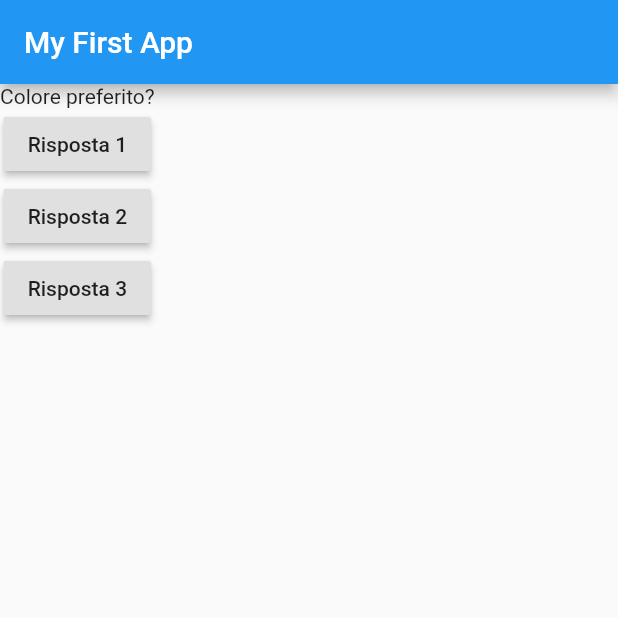
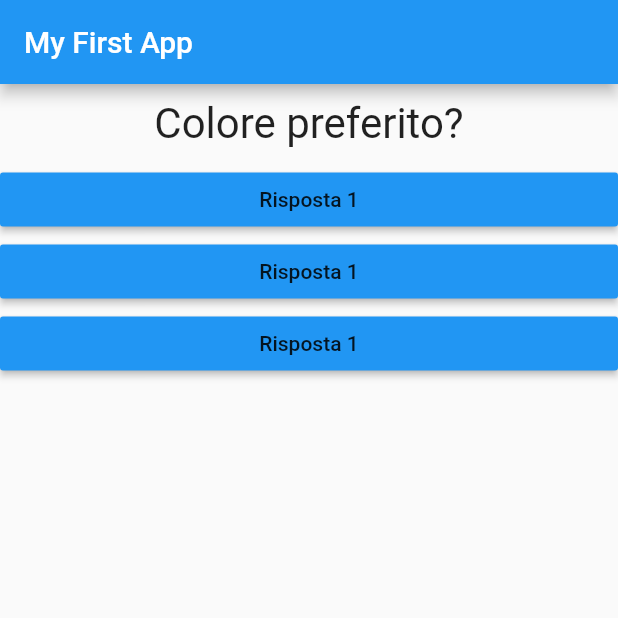
Before and after one commit to antoniocasto/zero_app, a Flutter app: the screen it shows after launch, on a phone screen of 412 x 824 dp, the top half of it. Run offline on Flutter 3.47's test engine with Material 2 defaults, Android fonts, the phone set to English and light mode, and no system bars.

```diff
--- /dev/null
+++ b/lib/answer.dart
@@ -0,0 +1,20 @@
+import 'package:flutter/material.dart';
+
+class Answer extends StatelessWidget {
+
+  final Function selectHandler;
+
+  Answer(this.selectHandler);
+
+  @override
+  Widget build(BuildContext context) {
+    return Container(
+      width: double.infinity,
+      child: RaisedButton(
+        color: Colors.blue,
+        onPressed: selectHandler,
+        child: Text('Risposta 1'),
+      ),
+    );
+  }
+}
--- a/lib/main.dart
+++ b/lib/main.dart
@@ -1,4 +1,7 @@
 import 'package:flutter/material.dart';
+
+import 'package:zero_app/question.dart';
+import 'package:zero_app/answer.dart';
 
 void main() => runApp(MyApp());
 
@@ -33,19 +36,10 @@ class _MyAppState extends State<MyApp> {
         ),
         body: Column(
           children: <Widget>[
-            Text(questions[_questionIndex]),
-            RaisedButton(
-              onPressed: () => _answerQuestion(),
-              child: Text('Risposta 1'),
-            ),
-            RaisedButton(
-              onPressed: () => _answerQuestion(),
-              child: Text('Risposta 2'),
-            ),
-            RaisedButton(
-              onPressed: () => _answerQuestion(),
-              child: Text('Risposta 3'),
-            ),
+            Question(questions[_questionIndex]),
+            Answer(_answerQuestion),
+            Answer(_answerQuestion),
+            Answer(_answerQuestion),
           ],
         ),
       ),
--- /dev/null
+++ b/lib/question.dart
@@ -0,0 +1,22 @@
+import 'package:flutter/material.dart';
+
+class Question extends StatelessWidget {
+  final String questionText;
+
+  Question(this.questionText);
+
+  @override
+  Widget build(BuildContext context) {
+    return Container(
+      width: double.infinity,
+      margin: EdgeInsets.all(10),
+      child: Text(
+        questionText,
+        style: TextStyle(
+          fontSize: 28,
+        ),
+        textAlign: TextAlign.center,
+      ),
+    );
+  }
+}
```
